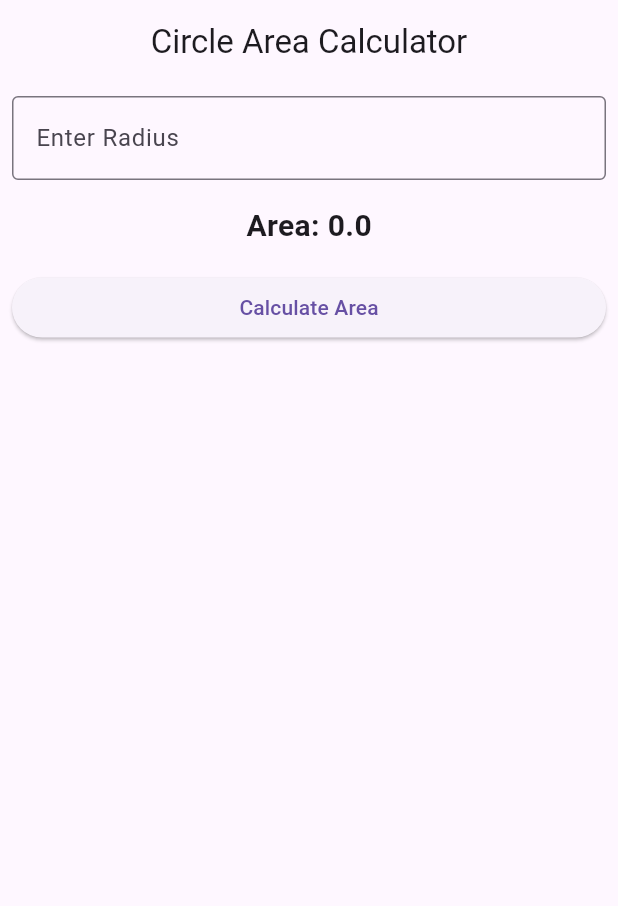
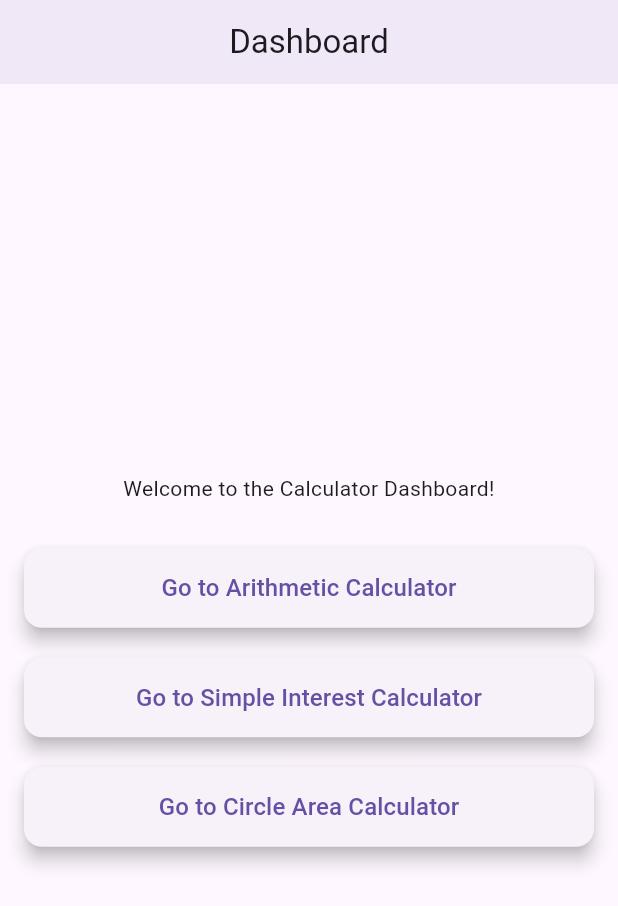
Before and after one commit to bayes-ashok/first_assignment, a Flutter app: the screen it shows after launch, on a phone screen of 412 x 824 dp. Shown: the top 906 px of the screen. Run offline on Flutter 3.47's test engine with Material 3 defaults, Android fonts, the phone set to English and light mode, and no system bars.

Commit message:
dashboard and navigation

```diff
--- a/lib/app.dart
+++ b/lib/app.dart
@@ -1,6 +1,4 @@
-import 'package:first_assignment/view/area_of_circle.dart';
-import 'package:first_assignment/view/arithmetic.dart';
-import 'package:first_assignment/view/simple_interest.dart';
+import 'package:first_assignment/view/dashboard.dart';
 import 'package:flutter/material.dart';
 
 class MyApp extends StatelessWidget {
@@ -10,7 +8,7 @@ class MyApp extends StatelessWidget {
   Widget build(BuildContext context) {
     return const MaterialApp(
       debugShowCheckedModeBanner: false,
-      home: AreaOfCircle(),
+      home: Dashboard(),
     );
   }
 }
--- a/lib/view/dashboard.dart
+++ b/lib/view/dashboard.dart
@@ -0,0 +1,106 @@
+import 'package:flutter/material.dart';
+import 'arithmetic.dart';
+import 'simple_interest.dart';
+import 'area_of_circle.dart';
+
+class Dashboard extends StatelessWidget {
+  const Dashboard({super.key});
+
+  @override
+  Widget build(BuildContext context) {
+    return Scaffold(
+      appBar: AppBar(
+        title: const Text('Dashboard'),
+        centerTitle: true,
+        elevation: 4.0, // Adds a shadow to the AppBar for a modern look
+      ),
+      body: Padding(
+        padding: const EdgeInsets.all(16.0),
+        child: Column(
+          mainAxisAlignment: MainAxisAlignment.center,
+          crossAxisAlignment: CrossAxisAlignment.center,
+          children: [
+            const Text(
+              'Welcome to the Calculator Dashboard!',
+              textAlign: TextAlign.center,
+            ),
+            const SizedBox(height: 30),
+            SizedBox(
+              width: double.infinity,
+              child: ElevatedButton.icon(
+                onPressed: () {
+                  Navigator.push(
+                    context,
+                    MaterialPageRoute(builder: (context) => const Arithmetic()),
+                  );
+                },
+                label: const Text(
+                  'Go to Arithmetic Calculator',
+                  style: TextStyle(fontSize: 16),
+                ),
+                style: ElevatedButton.styleFrom(
+                  padding:
+                      const EdgeInsets.symmetric(vertical: 15, horizontal: 30),
+                  shape: RoundedRectangleBorder(
+                    borderRadius: BorderRadius.circular(12), // Rounded corners
+                  ),
+                  elevation: 5,
+                ),
+              ),
+            ),
+            const SizedBox(height: 20),
+            SizedBox(
+              width: double.infinity,
+              child: ElevatedButton.icon(
+                onPressed: () {
+                  Navigator.push(
+                    context,
+                    MaterialPageRoute(
+                        builder: (context) => const SimpleInterest()),
+                  );
+                },
+                label: const Text(
+                  'Go to Simple Interest Calculator',
+                  style: TextStyle(fontSize: 16),
+                ),
+                style: ElevatedButton.styleFrom(
+                  padding:
+                      const EdgeInsets.symmetric(vertical: 15, horizontal: 30),
+                  shape: RoundedRectangleBorder(
+                    borderRadius: BorderRadius.circular(12),
+                  ),
+                  elevation: 5,
+                ),
+              ),
+            ),
+            const SizedBox(height: 20),
+            SizedBox(
+              width: double.infinity,
+              child: ElevatedButton.icon(
+                onPressed: () {
+                  Navigator.push(
+                    context,
+                    MaterialPageRoute(
+                        builder: (context) => const AreaOfCircle()),
+                  );
+                },
+                label: const Text(
+                  'Go to Circle Area Calculator',
+                  style: TextStyle(fontSize: 16),
+                ),
+                style: ElevatedButton.styleFrom(
+                  padding:
+                      const EdgeInsets.symmetric(vertical: 15, horizontal: 30),
+                  shape: RoundedRectangleBorder(
+                    borderRadius: BorderRadius.circular(12),
+                  ),
+                  elevation: 5,
+                ),
+              ),
+            ),
+          ],
+        ),
+      ),
+    );
+  }
+}
```
